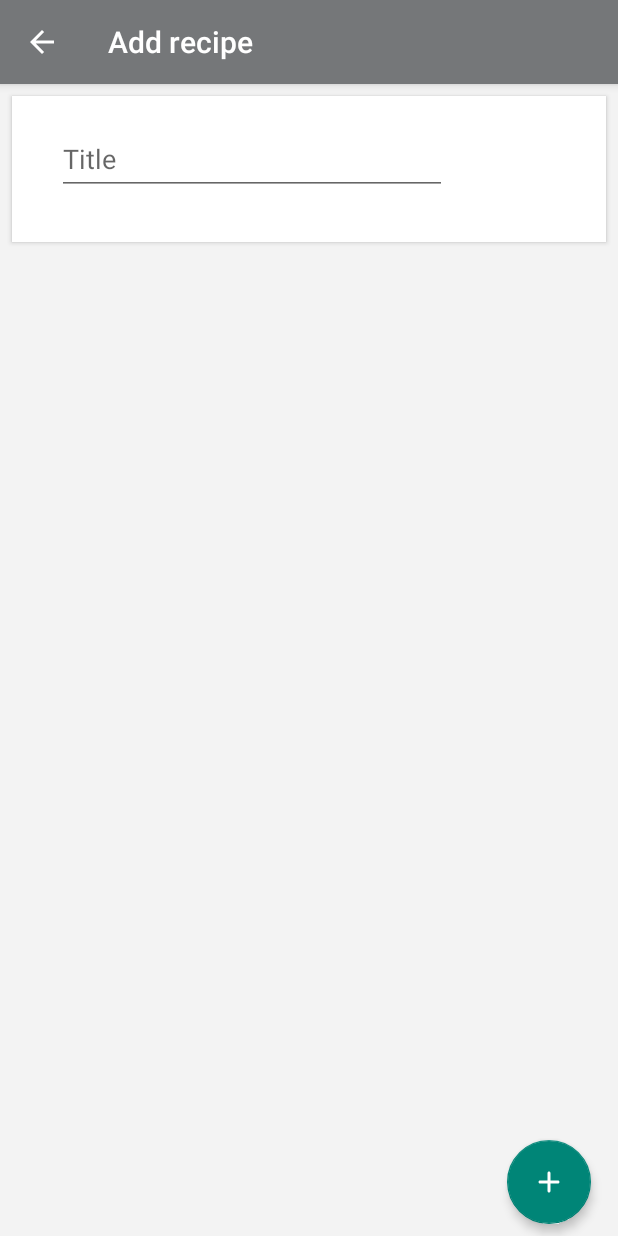
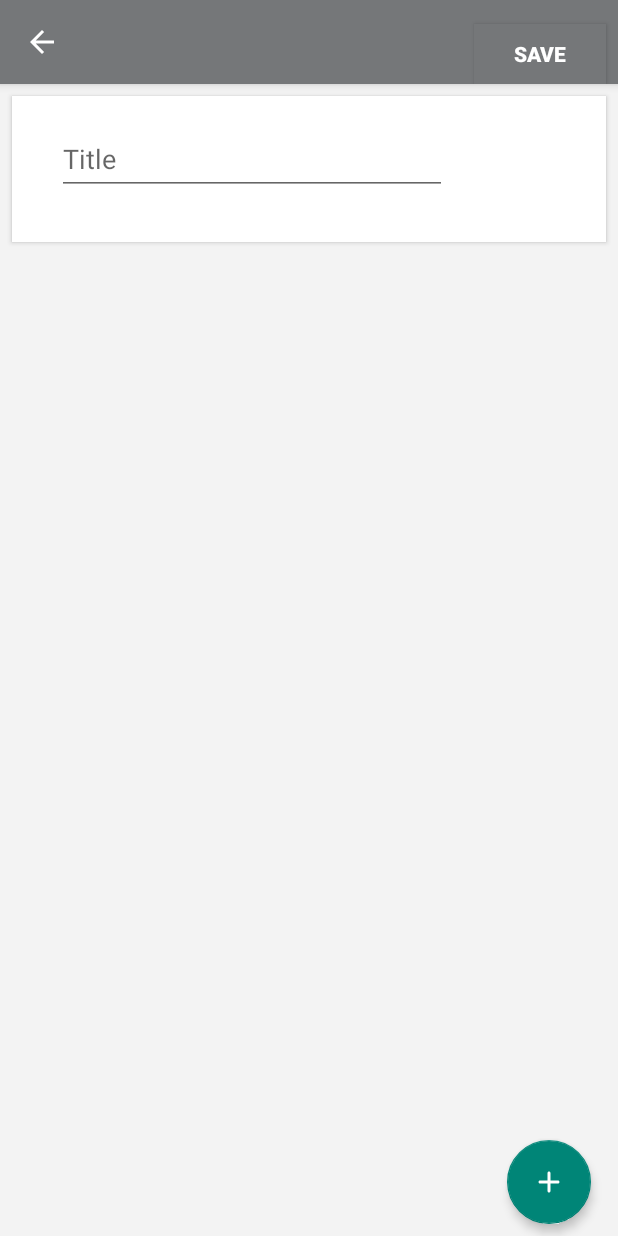
Before and after one commit to dmitry-malinovsky/SlothCooker, an Android app: the CreateRecipeActivity screen opened directly, with no data from a screen before it, on a phone screen of 412 x 824 dp. Run offline under Robolectric (Android 15) with nearby library versions, the phone set to English and light mode, and no system bars; our stand-ins replace Room's generated code; Roboto replaces fonts that are not available here; 4 statements that could not run were skipped.

```diff
--- a/app/build.gradle
+++ b/app/build.gradle
@@ -47,4 +47,5 @@ dependencies {
 
     // Test helpers
     testImplementation "android.arch.persistence.room:testing:$room_version"
+    implementation 'com.android.support:cardview-v7:27.1.1'
 }
--- a/app/src/main/java/com/example/dmalinovschi/activities/CreateRecipeActivity.kt
+++ b/app/src/main/java/com/example/dmalinovschi/activities/CreateRecipeActivity.kt
@@ -2,6 +2,7 @@ package com.example.dmalinovschi.activities
 
 import android.os.Bundle
 import android.support.design.widget.FloatingActionButton
+import android.support.design.widget.TextInputLayout
 import android.support.v4.app.NavUtils
 import android.support.v7.widget.LinearLayoutManager
 import android.support.v7.widget.Toolbar
@@ -12,7 +13,6 @@ import com.example.dmalinovschi.adapters.TextInputLayoutAdapter
 import com.example.dmalinovschi.playground.R
 import com.example.dmalinovschi.services.CreateRecipeActionsModelService
 import com.example.dmalinovschi.utils.InputValidator
-import kotlinx.android.synthetic.main.create_ingrediant_activity.*
 import kotlinx.android.synthetic.main.create_recipe_activity.*
 
 class CreateRecipeActivity : RecipesActivity() {
@@ -29,15 +29,24 @@ class CreateRecipeActivity : RecipesActivity() {
         inputValidator = InputValidator(inputAdapter)
         val recipeActions = createRecipeService.buileEmptyRecipeActions()
 
-        val createRecipeListAdapter = CreateRecipeListAdapter(recipeActions, inputValidator)
+        var createRecipeListAdapter = CreateRecipeListAdapter(recipeActions, inputValidator)
         create_recipe_recycle_view.adapter = createRecipeListAdapter
         create_recipe_recycle_view.layoutManager = LinearLayoutManager(this)
 
         val fab = findViewById<FloatingActionButton>(R.id.add_recipe_action)
+        val saveRecipe = save_recipe_button
+
         fab.setOnClickListener {
             recipeActions.actions.add(createRecipeService.buildEmptyRecipeAction())
             create_recipe_recycle_view.adapter.notifyItemInserted(recipeActions.actions.size)
             create_recipe_recycle_view.adapter.notifyDataSetChanged()
+            create_recipe_recycle_view.setItemViewCacheSize(recipeActions.actions.size)
+        }
+
+        saveRecipe.setOnClickListener {
+            for (i in 0 until recipeActions.actions.size) {
+                createRecipeListAdapter.recipeActions.actions[i]
+            }
         }
     }
 
@@ -47,8 +56,15 @@ class CreateRecipeActivity : RecipesActivity() {
         supportActionBar!!.setDisplayShowHomeEnabled(true)
     }
 
-    internal fun validateInput(view : View) {
-        view
+    internal fun validateAllActions() {
+
+//        for (i in 0 until create_recipe_recycle_view.childCount) {
+//            inputValidator.validateTitle(create_recipe_recycle_view.findViewHolderForLayoutPosition(i).itemView.findViewById<TextInputLayout>(R.id.recipe_action_edit_layout))
+//        }
+
+    }
+
+    internal fun validateInput(view: View) {
 //        return ((inputValidator.validateTitle(ingredient_title_edit_layout)) &&
 //                (inputValidator.validateMacronutrients(ingredient_protein_edit_layout)) &&
 //                (inputValidator.validateMacronutrients(ingredient_carbs_edit_layout)) &&
--- a/app/src/main/java/com/example/dmalinovschi/viewModels/RecipeDetails/CreateRecipe/CreateRecipeActionModel.kt
+++ b/app/src/main/java/com/example/dmalinovschi/viewModels/RecipeDetails/CreateRecipe/CreateRecipeActionModel.kt
@@ -2,4 +2,4 @@ package com.example.dmalinovschi.viewModels.RecipeDetails.CreateRecipe
 
 import android.location.GnssMeasurement
 
-public class CreateRecipeActionModel(var action: String, var ingredient: String, var weight: Int? = null, var measurement: String)
+public class CreateRecipeActionModel(var action: String, var ingredient: String, var weight: String? = null, var measurement: String)
--- a/app/src/main/res/layout/create_recipe_activity.xml
+++ b/app/src/main/res/layout/create_recipe_activity.xml
@@ -37,7 +37,20 @@
             android:layout_width="match_parent"
             android:layout_height="?attr/actionBarSize"
             android:theme="@style/AppTheme"
-            app:titleTextColor="@color/white" />
+            app:titleTextColor="@color/white" >
+
+            <Button
+                android:id="@+id/save_recipe_button"
+                android:layout_width="wrap_content"
+                android:background="@color/colorPrimaryDark"
+                android:layout_height="match_parent"
+                android:layout_marginStart="260dp"
+                android:layout_marginTop="16dp"
+                android:text="Save"
+                android:textAlignment="center"
+                android:textColor="@color/white"
+                android:textStyle="bold" />
+        </android.support.v7.widget.Toolbar>
     </FrameLayout>
 
     <android.support.v7.widget.LinearLayoutCompat
--- a/app/src/main/res/layout/create_recipe_row.xml
+++ b/app/src/main/res/layout/create_recipe_row.xml
@@ -2,6 +2,7 @@
 <android.support.constraint.ConstraintLayout xmlns:android="http://schemas.android.com/apk/res/android"
     xmlns:app="http://schemas.android.com/apk/res-auto"
     xmlns:tools="http://schemas.android.com/tools"
+    android:id="@+id/create_recipe_row"
     android:layout_width="match_parent"
     android:layout_height="wrap_content"
     android:background="@color/colorPrimary"
@@ -74,7 +75,7 @@
                     android:ems="10"
                     android:fontFamily="@font/roboto"
                     android:hint="Ingredient"
-                    android:inputType="textAutoComplete|number"
+                    android:inputType="textAutoComplete"
                     android:maxLength="3"
                     android:textSize="14sp" />
             </android.support.design.widget.TextInputLayout>
```
Also changed, not shown: app/src/main/java/com/example/dmalinovschi/adapters/CreateRecipeListAdapter.kt (+61 -4 lines).
